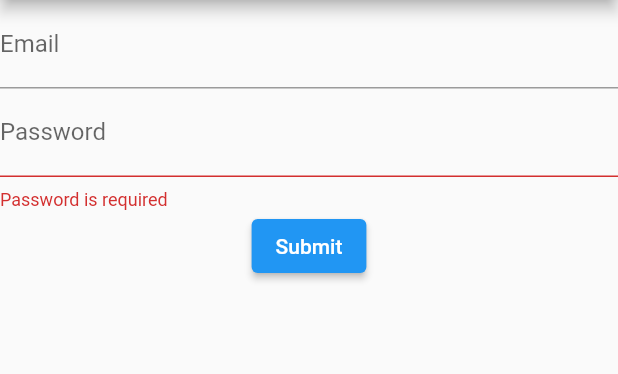
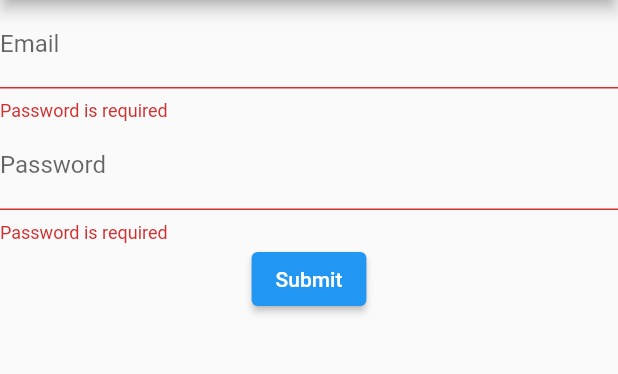
Before and after one commit to JingfeiXu/book_recommder-, a Flutter app: the screen it shows after launch, after a tap on "Submit", on a phone screen of 412 x 824 dp, the part 84-458 px from its top. Run offline on Flutter 3.47's test engine with Material 2 defaults, Android fonts, the phone set to English and light mode, and no system bars.

```diff
--- a/lib/login.dart
+++ b/lib/login.dart
@@ -24,6 +24,11 @@ class _LoginPageState extends State<LoginPage> {
               decoration: const InputDecoration(
                 labelText: 'Email',
               ),
+              validator: (String? value) {
+                if (value!.trim().isEmpty) {
+                  return 'Password is required';
+                }
+              },
               // The validator receives the text that the user has entered.
             ),
             TextFormField(
```
